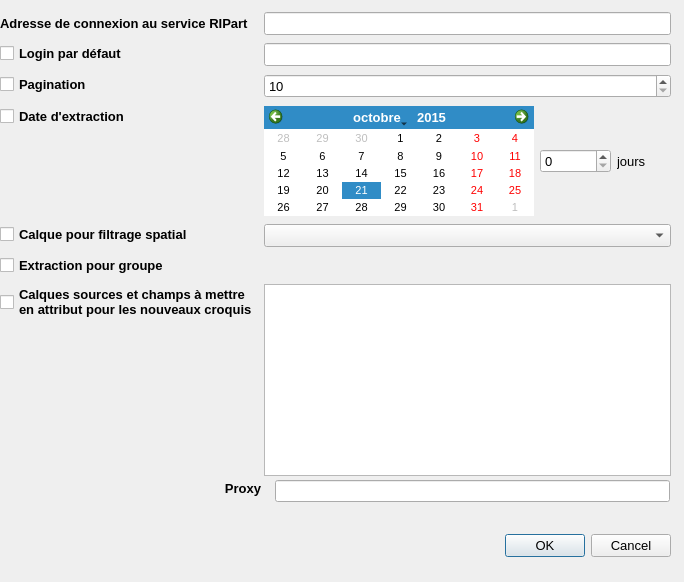
IGNF/espace-collaboratif-qgis-plugin, file FormConfigurerRipart_base.ui: the form before one commit.
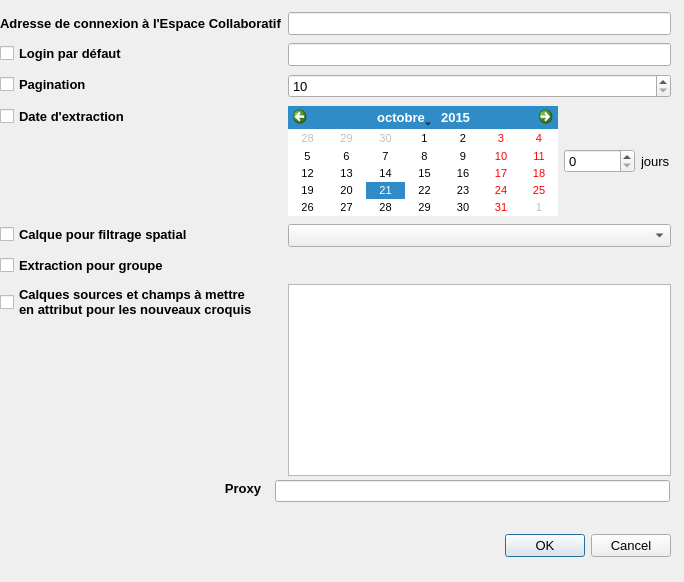
The form after the commit. Icons and pictures are not drawn.

Commit message: "ripart" en "Espace collaboratif"

The edit to the form file:
```diff
--- a/FormConfigurerRipart_base.ui
+++ b/FormConfigurerRipart_base.ui
@@ -64,7 +64,7 @@
        </font>
       </property>
       <property name="text">
-       <string>Adresse de connexion au service RIPart</string>
+       <string>Adresse de connexion à l'Espace Collaboratif</string>
       </property>
      </widget>
     </item>
```
Left out of the diff: 2 changed lines with no effect on the pictures. The commit also changes 8 other files.
